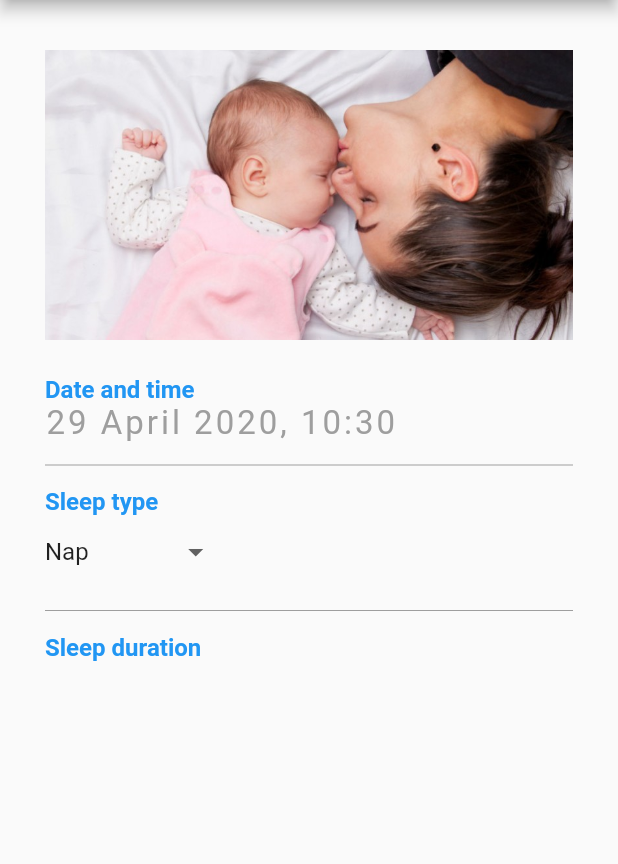
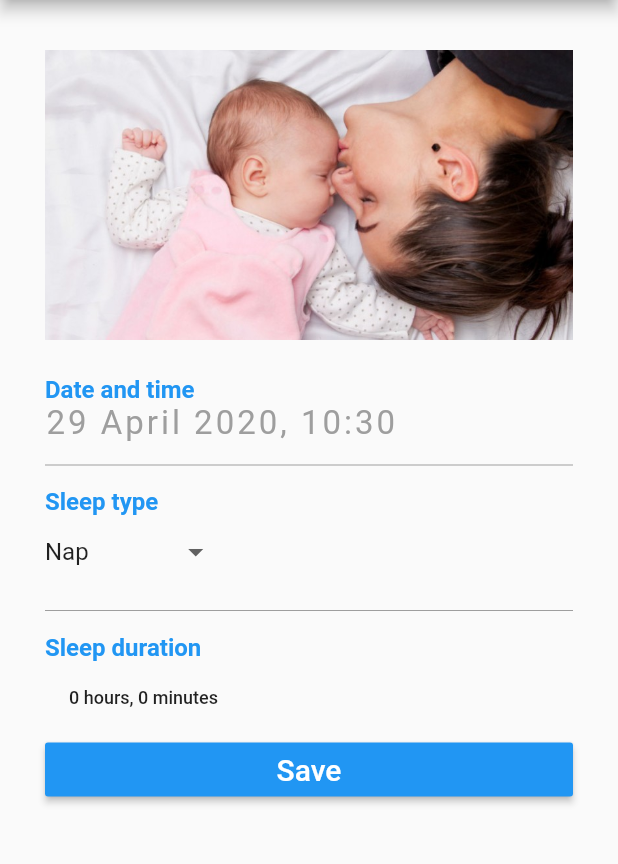
Before and after one commit to MaciejHeintze/baby_sleep_tracker_app, a Flutter app: the Record screen opened directly, on a phone screen of 412 x 824 dp, the part 84-948 px from its top. Run offline on Flutter 3.47's test engine with Material 2 defaults, Android fonts, the phone set to English and light mode, and no system bars; our stand-ins replace numberpicker.

Commit message:
number picker and moving back button commit

```diff
--- a/lib/record.dart
+++ b/lib/record.dart
@@ -1,9 +1,11 @@
-import 'package:babysleeptrackerapp/main.dart';
 import 'package:flutter/material.dart';
 import 'package:intl/intl.dart';
+import 'package:numberpicker/numberpicker.dart';
+import 'item.dart';
 
 class Record extends StatefulWidget{
-  Record({Key key}) : super(key: key);
+  final Item item;
+  Record({Key key, this.item}) : super(key: key);
 
   @override
   RecordState createState() => RecordState();
@@ -12,6 +14,46 @@ class Record extends StatefulWidget{
 class RecordState extends State<Record>{
 
   String dropdownValue = 'Nap';
+  var hours = 0;
+  var minutes = 0;
+  int index = 0;
+
+  void _showDialogHours() {
+    showDialog<dynamic>(
+        context: context,
+        builder: (BuildContext context) {
+          return new NumberPickerDialog.integer(
+            minValue: 0,
+            maxValue: 24,
+            title: new Text("Pick sleeping hours"),
+            initialIntegerValue: hours,
+          );
+        }
+    ).then((var value) {
+      if (value != null) {
+        setState(() => hours = value);
+        _showDialogMinutes();
+      }
+    });
+  }
+
+  void _showDialogMinutes() {
+    showDialog<dynamic>(
+        context: context,
+        builder: (BuildContext context) {
+          return new NumberPickerDialog.integer(
+            minValue: 0,
+            maxValue: 59,
+            title: new Text("Pick sleeping minutes"),
+            initialIntegerValue: hours,
+          );
+        }
+    ).then((var value) {
+      if (value != null) {
+        setState(() => minutes = value);
+      }
+    });
+  }
 
   @override
   Widget build(BuildContext context) {
@@ -34,13 +76,11 @@ class RecordState extends State<Record>{
               child: new Column(
                 crossAxisAlignment: CrossAxisAlignment.start,
                 children: <Widget>[
-
                   Image(
                     image: AssetImage('assets/baby.jpg'),
                     height: 200,
                     width: 400,
                   ),
-
                   SizedBox(height: 20.0),
 
                   Text(
@@ -104,7 +144,42 @@ class RecordState extends State<Record>{
                       fontWeight: FontWeight.bold,
                     ),
                   ),
+                  FlatButton(
+                    onPressed: (){
+                      _showDialogHours();
+                    },
+                    child: Align(
+                      alignment: Alignment.centerLeft,
+                      child: Text(
+                        '$hours hours, $minutes minutes',
+                        style: TextStyle(fontSize: 12.0),
+                        textAlign: TextAlign.left,
+                      ),
+                    ),
+                  ),
 
+                  SizedBox(
+                    width: double.infinity,
+
+                    child: RaisedButton(
+                      onPressed: () {
+                        sleepDuration =  '$hours hours, $minutes minutes';
+
+                        Item item1= new Item(dropdownValue, sleepDuration, formattedHours);
+
+                        Navigator.pop(context, item1);
+
+                      },
+                      textColor: Colors.white,
+                      padding: const EdgeInsets.all(0.0),
+                      color: Colors.blue,
+
+                      child: Text(
+                          'Save',
+                          style: TextStyle(fontSize: 20)
+                      ),
+                    ),
+                  ),
                 ],
               ),
           ),
@@ -112,5 +187,4 @@ class RecordState extends State<Record>{
       ),
     );
   }
-
 }
```
